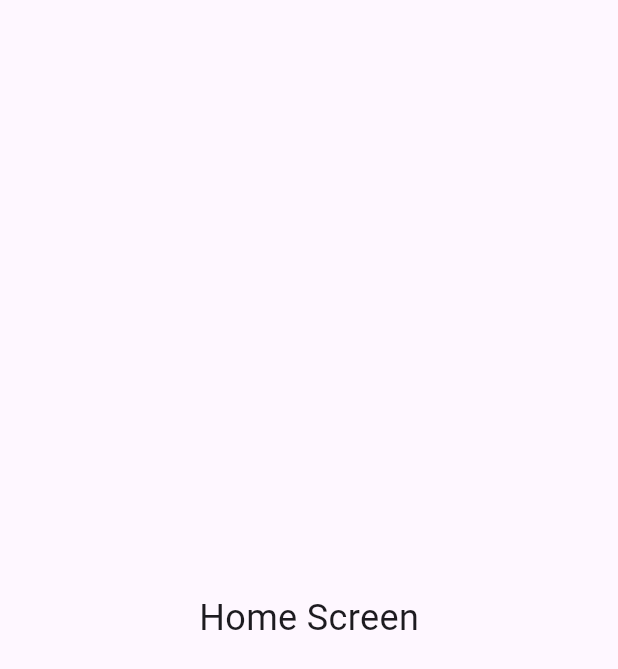
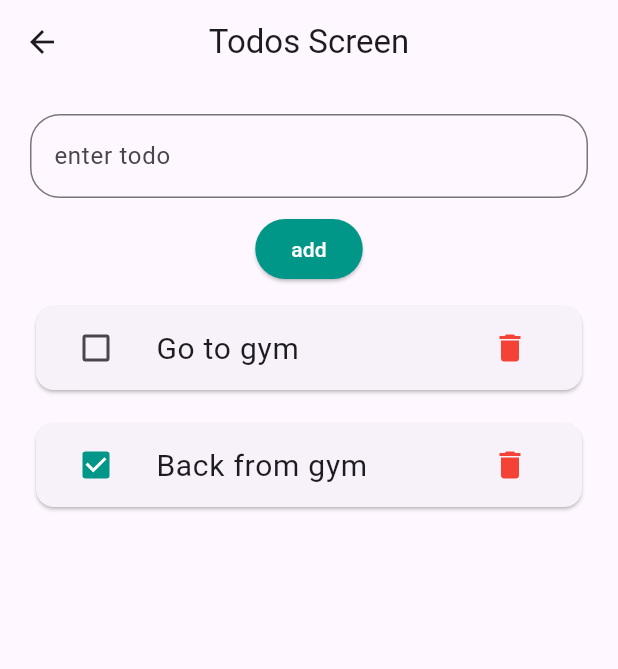
Before and after one commit to mahmoudatta80/supabase_playlist, a Flutter app: the HomeScreen screen opened directly, on a phone screen of 412 x 824 dp. Shown: the top 669 px of the screen. Run offline on Flutter 3.47's test engine with Material 3 defaults, Android fonts, the phone set to English and light mode, and no system bars; our stand-ins replace supabase_flutter; accounts and stored records are empty.

Commit message:
home screen

```diff
--- a/lib/home_screen.dart
+++ b/lib/home_screen.dart
@@ -1,12 +1,78 @@
 import 'package:flutter/material.dart';
 
-class HomeScreen extends StatelessWidget {
+class HomeScreen extends StatefulWidget {
   const HomeScreen({super.key});
 
   @override
+  State<HomeScreen> createState() => _HomeScreenState();
+}
+
+class _HomeScreenState extends State<HomeScreen> {
+  List<Map<String, dynamic>> tasks = [
+    {'title': 'Go to gym', 'id': 1, 'isDone': false},
+    {'title': 'Back from gym', 'id': 2, 'isDone': true},
+  ];
+
+  @override
   Widget build(BuildContext context) {
-    return const Scaffold(
-      body: Center(child: Text('Home Screen', style: TextStyle(fontSize: 24))),
+    return Scaffold(
+      appBar: AppBar(
+        title: const Text('Todos Screen'),
+        centerTitle: true,
+      ),
+      body: Padding(
+        padding: const EdgeInsets.all(20.0).copyWith(bottom: 0),
+        child: Column(
+          children: [
+            TextFormField(
+              controller: TextEditingController(),
+              decoration: InputDecoration(
+                label: const Text('enter todo'),
+                border: OutlineInputBorder(
+                  borderRadius: BorderRadius.circular(20),
+                ),
+              ),
+            ),
+            const SizedBox(height: 10),
+            ElevatedButton(
+              onPressed: () {},
+              style: ElevatedButton.styleFrom(backgroundColor: Colors.teal),
+              child: const Text('add', style: TextStyle(color: Colors.white)),
+            ),
+            const SizedBox(height: 10),
+            Expanded(
+              child: ListView.separated(
+                itemBuilder: (context, index) {
+                  final item = tasks[index];
+                  return Card(
+                    child: ListTile(
+                      title: Text(
+                        item['title'],
+                        style: const TextStyle(
+                          fontSize: 20,
+                          fontWeight: FontWeight.w400,
+                        ),
+                      ),
+                      leading: Checkbox(
+                        value: item['isDone'],
+                        onChanged: (value) {},
+                        activeColor: Colors.teal,
+                      ),
+                      trailing: IconButton(
+                        onPressed: () {},
+                        icon: const Icon(Icons.delete, color: Colors.red),
+                      ),
+                    ),
+                  );
+                },
+                separatorBuilder: (context, index) =>
+                    const SizedBox(height: 14),
+                itemCount: tasks.length,
+              ),
+            ),
+          ],
+        ),
+      ),
     );
   }
 }
--- a/pubspec.yaml
+++ b/pubspec.yaml
@@ -31,6 +31,7 @@ dependencies:
   cupertino_icons: ^1.0.8
   flutter:
     sdk: flutter
+  supabase_flutter: ^2.9.1
 
 dev_dependencies:
   flutter_lints: ^5.0.0
```
Also changed, not shown: lib/login_screen.dart (+31 -6 lines), lib/main.dart (+6 -3 lines), lib/register_screen.dart (+30 -11 lines), lib/supabase_helper.dart (added, +11 -0 lines), pubspec.lock, 6 other files.
